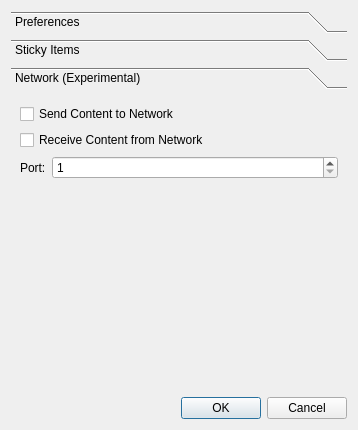
First picture: the form in src/qlipperpreferencesdialog.ui, repository lxqt/lxqt-clip, before the edit.
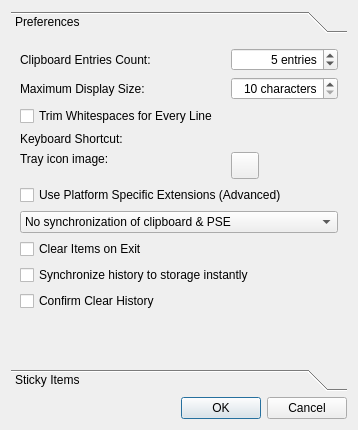
Second picture: the form after the edit. The open tabs and pages were chosen to show the change. Custom widgets are drawn as their Qt base class.

Commit message: Remove all network sharing functionality

Diff of the .ui file:
```diff
--- a/src/qlipperpreferencesdialog.ui
+++ b/src/qlipperpreferencesdialog.ui
@@ -303,71 +303,6 @@
        </item>
       </layout>
      </widget>
-     <widget class="QWidget" name="page_3">
-      <property name="geometry">
-       <rect>
-        <x>0</x>
-        <y>0</y>
-        <width>340</width>
-        <height>292</height>
-       </rect>
-      </property>
-      <attribute name="label">
-       <string>Network (Experimental)</string>
-      </attribute>
-      <layout class="QGridLayout" name="gridLayout_4">
-       <item row="0" column="0" colspan="2">
-        <widget class="QCheckBox" name="networkSendCheckBox">
-         <property name="text">
-          <string>Send Content to Network</string>
-         </property>
-        </widget>
-       </item>
-       <item row="1" column="0" colspan="2">
-        <widget class="QCheckBox" name="networkReceiveCheckBox">
-         <property name="text">
-          <string>Receive Content from Network</string>
-         </property>
-        </widget>
-       </item>
-       <item row="2" column="0">
-        <widget class="QLabel" name="portLabel">
-         <property name="text">
-          <string>Port:</string>
-         </property>
-        </widget>
-       </item>
-       <item row="2" column="1">
-        <widget class="QSpinBox" name="portSpinBox">
-         <property name="sizePolicy">
-          <sizepolicy hsizetype="MinimumExpanding" vsizetype="Fixed">
-           <horstretch>0</horstretch>
-           <verstretch>0</verstretch>
-          </sizepolicy>
-         </property>
-         <property name="minimum">
-          <number>1</number>
-         </property>
-         <property name="maximum">
-          <number>9999</number>
-         </property>
-        </widget>
-       </item>
-       <item row="3" column="1">
-        <spacer name="networkSpacer">
-         <property name="orientation">
-          <enum>Qt::Vertical</enum>
-         </property>
-         <property name="sizeHint" stdset="0">
-          <size>
-           <width>20</width>
-           <height>68</height>
-          </size>
-         </property>
-        </spacer>
-       </item>
-      </layout>
-     </widget>
     </widget>
    </item>
   </layout>
```
The commit also changes 9 other files.
